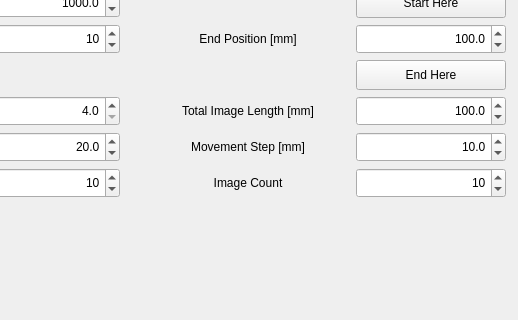
This is Applications/relax2/ui/parameters.ui in OpenMRI/ocra as Qt 5 draws it before an edit; both pictures show x 632 to 1150 and y 450 to 770 of the 1150 by 770 pixel window. The edited form follows.
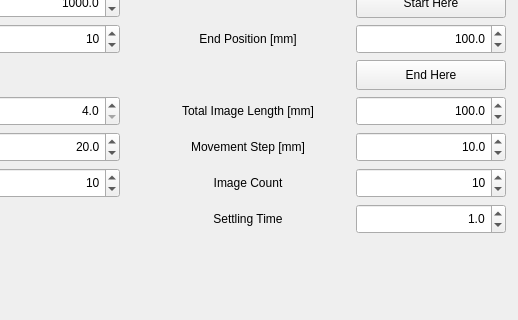
This is the edited form.

```diff
--- a/Applications/relax2/ui/parameters.ui
+++ b/Applications/relax2/ui/parameters.ui
@@ -2438,6 +2438,53 @@
       </property>
      </widget>
     </item>
+    <item row="28" column="8">
+     <widget class="QDoubleSpinBox" name="Motor_Settling_Time_doubleSpinBox">
+      <property name="minimumSize">
+       <size>
+        <width>150</width>
+        <height>30</height>
+       </size>
+      </property>
+      <property name="maximumSize">
+       <size>
+        <width>150</width>
+        <height>30</height>
+       </size>
+      </property>
+      <property name="alignment">
+       <set>Qt::AlignRight|Qt::AlignTrailing|Qt::AlignVCenter</set>
+      </property>
+      <property name="decimals">
+       <number>1</number>
+      </property>
+      <property name="value">
+       <double>1.000000000000000</double>
+      </property>
+     </widget>
+    </item>
+    <item row="28" column="7">
+     <widget class="QLabel" name="label_19">
+      <property name="minimumSize">
+       <size>
+        <width>200</width>
+        <height>30</height>
+       </size>
+      </property>
+      <property name="maximumSize">
+       <size>
+        <width>200</width>
+        <height>30</height>
+       </size>
+      </property>
+      <property name="text">
+       <string>Settling Time</string>
+      </property>
+      <property name="alignment">
+       <set>Qt::AlignCenter</set>
+      </property>
+     </widget>
+    </item>
    </layout>
   </widget>
  </widget>
```
